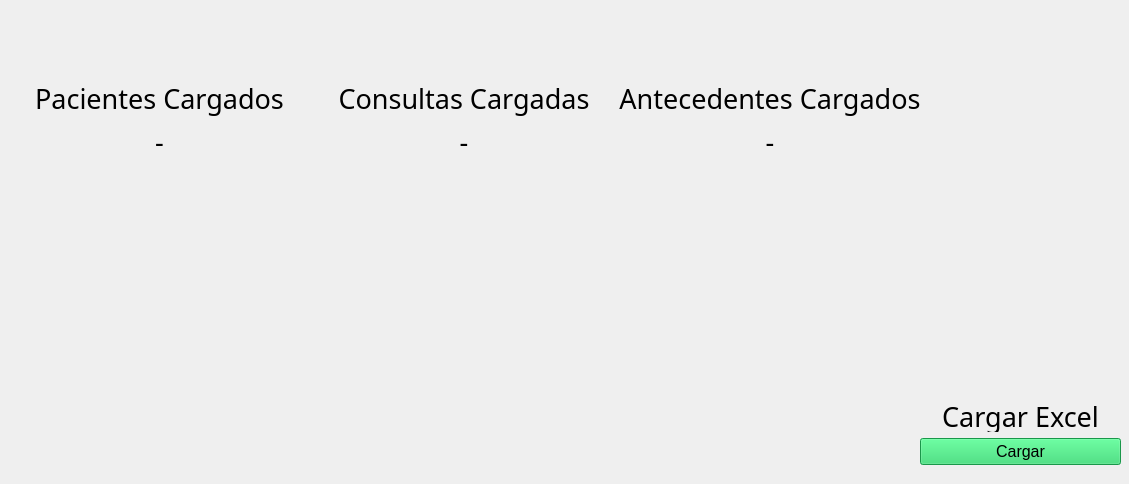
Above: UI/Xlsx.ui from KillahBlitz/extractor-app before the change. Below: the same form after it.
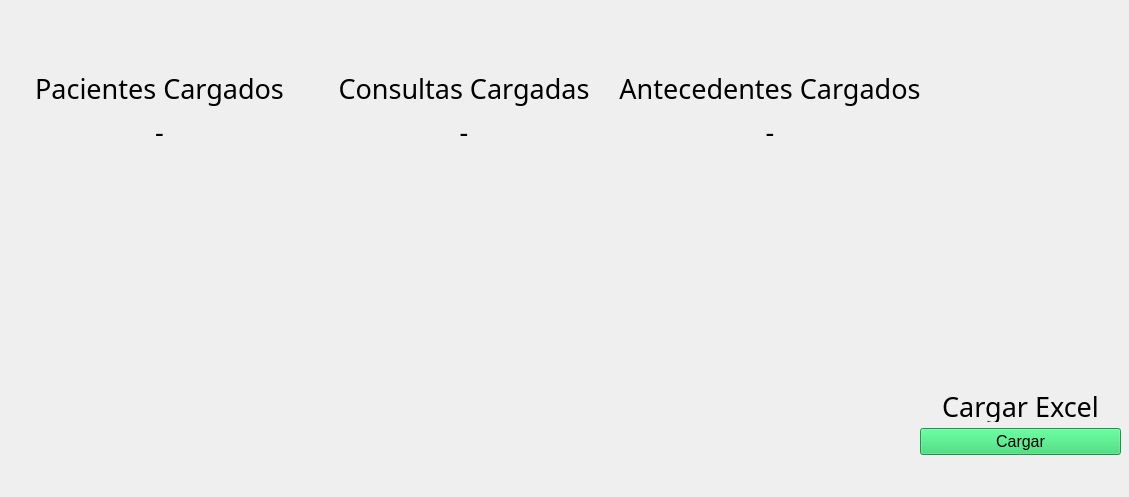
That is the form after the change.

Patch:
```diff
--- a/UI/Xlsx.ui
+++ b/UI/Xlsx.ui
@@ -7,7 +7,7 @@
     <x>0</x>
     <y>0</y>
     <width>1129</width>
-    <height>484</height>
+    <height>497</height>
    </rect>
   </property>
   <property name="windowTitle">
@@ -17,9 +17,9 @@
    <property name="geometry">
     <rect>
      <x>0</x>
-     <y>10</y>
+     <y>0</y>
      <width>1121</width>
-     <height>471</height>
+     <height>481</height>
     </rect>
    </property>
    <widget class="QWidget" name="charge_box" native="true">
```
Left out of the diff: 2 changed lines with no effect on the pictures.
